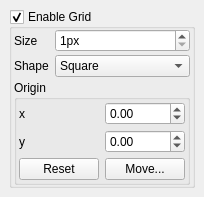
Qt form src/dialogs/dock/dock_grid.ui (mbasaglia/Knotter) before a commit.
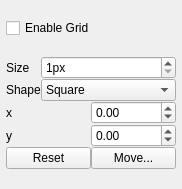
The same form after that commit. Icons and pictures are not drawn.

```diff
--- a/src/dialogs/dock/dock_grid.ui
+++ b/src/dialogs/dock/dock_grid.ui
@@ -1,69 +1,57 @@
 <?xml version="1.0" encoding="UTF-8"?>
 <ui version="4.0">
  <class>Dock_Grid</class>
- <widget class="QWidget" name="Dock_Grid">
+ <widget class="QDockWidget" name="Dock_Grid">
   <property name="geometry">
    <rect>
     <x>0</x>
     <y>0</y>
-    <width>204</width>
-    <height>197</height>
+    <width>182</width>
+    <height>189</height>
    </rect>
   </property>
   <property name="windowTitle">
    <string>Configure Grid</string>
   </property>
-  <property name="windowIcon">
-   <iconset theme="configure-grid">
-    <normaloff/>
-   </iconset>
-  </property>
-  <widget class="QWidget" name="central_widget" native="true">
-   <property name="geometry">
-    <rect>
-     <x>9</x>
-     <y>9</y>
-     <width>186</width>
-     <height>179</height>
-    </rect>
-   </property>
-   <layout class="QGridLayout" name="gridLayout1">
+  <widget class="QWidget" name="dockWidgetContents">
+   <layout class="QVBoxLayout" name="verticalLayout">
+    <property name="spacing">
+     <number>0</number>
+    </property>
     <property name="leftMargin">
-     <number>0</number>
+     <number>6</number>
     </property>
     <property name="topMargin">
      <number>0</number>
     </property>
     <property name="rightMargin">
-     <number>0</number>
+     <number>6</number>
     </property>
     <property name="bottomMargin">
      <number>0</number>
     </property>
-    <item row="0" column="0">
-     <widget class="QGroupBox" name="check_enable">
-      <property name="title">
+    <item>
+     <widget class="QCheckBox" name="check_enable">
+      <property name="text">
        <string>Enable Grid</string>
       </property>
-      <property name="checkable">
-       <bool>true</bool>
-      </property>
+     </widget>
+    </item>
+    <item>
       <layout class="QGridLayout" name="gridLayout_2">
-       <property name="leftMargin">
-        <number>2</number>
-       </property>
-       <property name="topMargin">
-        <number>0</number>
-       </property>
-       <property name="rightMargin">
-        <number>2</number>
-       </property>
-       <property name="bottomMargin">
-        <number>0</number>
-       </property>
-       <property name="verticalSpacing">
-        <number>3</number>
-       </property>
+      <item row="0" column="1">
+       <widget class="QSpinBox" name="spin_size">
+        <property name="suffix">
+         <string>px</string>
+        </property>
+        <property name="minimum">
+         <number>1</number>
+        </property>
+        <property name="maximum">
+         <number>1024</number>
+        </property>
+       </widget>
+      </item>
        <item row="0" column="0">
         <widget class="QLabel" name="label">
          <property name="sizePolicy">
@@ -77,18 +65,43 @@
          </property>
         </widget>
        </item>
+      <item row="2" column="0" colspan="2">
+       <layout class="QGridLayout" name="gridLayout_3">
        <item row="0" column="1">
-        <widget class="QSpinBox" name="spin_size">
-         <property name="suffix">
-          <string>px</string>
-         </property>
+         <widget class="QDoubleSpinBox" name="spin_x">
+          <property name="minimum">
+           <double>-8192.000000000000000</double>
+          </property>
+          <property name="maximum">
+           <double>8192.000000000000000</double>
+          </property>
+         </widget>
+        </item>
+        <item row="0" column="0">
+         <widget class="QLabel" name="label_3">
+          <property name="text">
+           <string>x</string>
+          </property>
+         </widget>
+        </item>
+        <item row="1" column="1">
+         <widget class="QDoubleSpinBox" name="spin_y">
          <property name="minimum">
-          <number>1</number>
+           <double>-8192.000000000000000</double>
          </property>
          <property name="maximum">
-          <number>1024</number>
-         </property>
-        </widget>
+           <double>8192.000000000000000</double>
+          </property>
+         </widget>
+        </item>
+        <item row="1" column="0">
+         <widget class="QLabel" name="label_4">
+          <property name="text">
+           <string>y</string>
+          </property>
+         </widget>
+        </item>
+       </layout>
        </item>
        <item row="1" column="0">
         <widget class="QLabel" name="label_2">
@@ -131,80 +144,25 @@
          </item>
         </widget>
        </item>
-       <item row="2" column="0" colspan="2">
-        <widget class="QGroupBox" name="groupBox">
-         <property name="title">
-          <string>Origin</string>
-         </property>
-         <layout class="QGridLayout" name="gridLayout">
-          <property name="leftMargin">
-           <number>2</number>
-          </property>
-          <property name="topMargin">
-           <number>0</number>
-          </property>
-          <property name="rightMargin">
-           <number>2</number>
-          </property>
-          <property name="bottomMargin">
-           <number>0</number>
-          </property>
-          <property name="verticalSpacing">
-           <number>3</number>
-          </property>
-          <item row="2" column="0">
+      <item row="3" column="0" colspan="2">
+       <layout class="QHBoxLayout" name="horizontalLayout">
+        <item>
            <widget class="QPushButton" name="button_reset">
             <property name="text">
              <string>Reset</string>
             </property>
            </widget>
           </item>
-          <item row="1" column="1">
-           <widget class="QDoubleSpinBox" name="spin_y">
-            <property name="minimum">
-             <double>-8192.000000000000000</double>
-            </property>
-            <property name="maximum">
-             <double>8192.000000000000000</double>
-            </property>
-           </widget>
-          </item>
-          <item row="0" column="0">
-           <widget class="QLabel" name="label_3">
-            <property name="text">
-             <string>x</string>
-            </property>
-           </widget>
-          </item>
-          <item row="0" column="1">
-           <widget class="QDoubleSpinBox" name="spin_x">
-            <property name="minimum">
-             <double>-8192.000000000000000</double>
-            </property>
-            <property name="maximum">
-             <double>8192.000000000000000</double>
-            </property>
-           </widget>
-          </item>
-          <item row="2" column="1">
+        <item>
            <widget class="QPushButton" name="button_move">
             <property name="text">
              <string>Move...</string>
             </property>
            </widget>
           </item>
-          <item row="1" column="0">
-           <widget class="QLabel" name="label_4">
-            <property name="text">
-             <string>y</string>
-            </property>
-           </widget>
-          </item>
-         </layout>
-        </widget>
-       </item>
-      </layout>
-     </widget>
+       </layout>
+      </item>
+     </layout>
     </item>
    </layout>
   </widget>
```
Left out of the diff: 22 changed lines with no effect on the pictures. Lines whose indentation alone changed are shown as unchanged.
